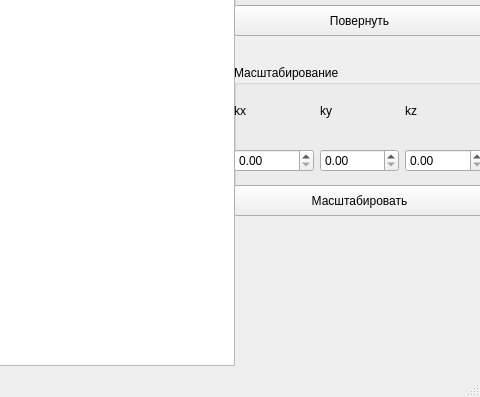
The window that lab_1/mainwindow.ui (ParShilo/IU7-OOP) describes before a commit, drawn with Qt 5; both pictures show x 496 to 976 and y 304 to 701 of the 976 by 701 pixel window.
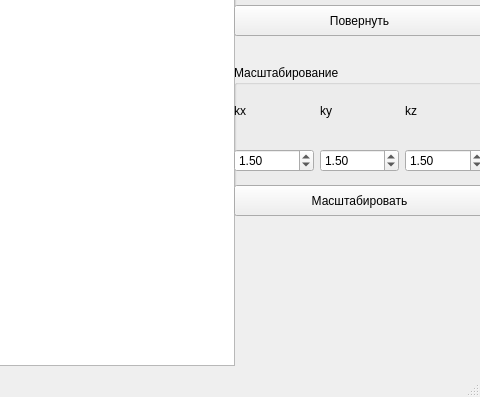
The same window after the commit.

Diff of the .ui file:
```diff
--- a/lab_1/mainwindow.ui
+++ b/lab_1/mainwindow.ui
@@ -2326,6 +2326,9 @@
           </disabled>
          </palette>
         </property>
+        <property name="value">
+         <double>1.500000000000000</double>
+        </property>
        </widget>
       </item>
       <item>
@@ -2529,6 +2532,9 @@
           </disabled>
          </palette>
         </property>
+        <property name="value">
+         <double>1.500000000000000</double>
+        </property>
        </widget>
       </item>
       <item>
@@ -2732,6 +2738,9 @@
           </disabled>
          </palette>
         </property>
+        <property name="value">
+         <double>1.500000000000000</double>
+        </property>
        </widget>
       </item>
      </layout>
```
